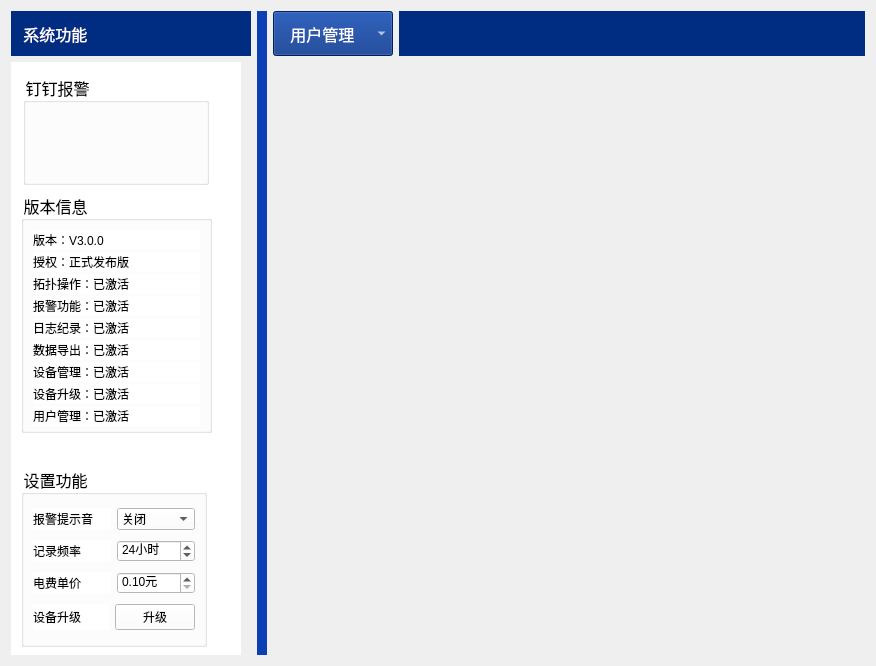
First picture: the form in CleverManagerV3/setups/setup_mainwid.ui, repository ChinaClever/CleverManagerV3, before the edit.
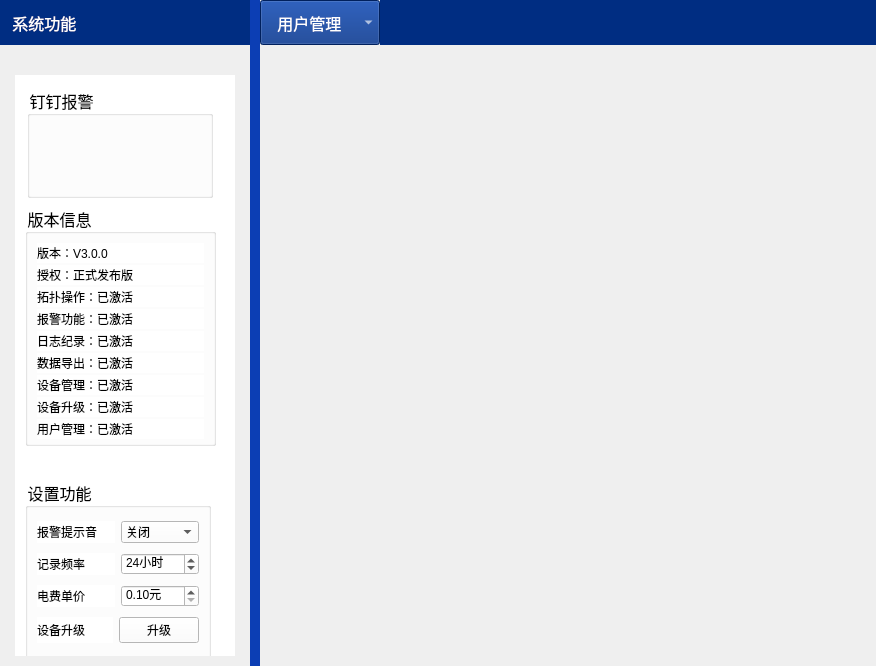
Second picture: the form after the edit.

```diff
--- a/CleverManagerV3/setups/setup_mainwid.ui
+++ b/CleverManagerV3/setups/setup_mainwid.ui
@@ -20,19 +20,37 @@
    <string>Form</string>
   </property>
   <layout class="QGridLayout" name="gridLayout_3">
+   <property name="leftMargin">
+    <number>0</number>
+   </property>
+   <property name="topMargin">
+    <number>0</number>
+   </property>
+   <property name="rightMargin">
+    <number>0</number>
+   </property>
+   <property name="bottomMargin">
+    <number>0</number>
+   </property>
+   <property name="spacing">
+    <number>0</number>
+   </property>
    <item row="0" column="0" rowspan="2">
     <layout class="QGridLayout" name="gridLayout_4">
+     <property name="spacing">
+      <number>0</number>
+     </property>
      <item row="0" column="0">
       <widget class="QLabel" name="label">
        <property name="minimumSize">
         <size>
-         <width>240</width>
+         <width>250</width>
          <height>45</height>
         </size>
        </property>
        <property name="maximumSize">
         <size>
-         <width>240</width>
+         <width>0</width>
          <height>45</height>
         </size>
        </property>
@@ -61,16 +79,16 @@
          <number>0</number>
         </property>
         <property name="leftMargin">
-         <number>0</number>
+         <number>15</number>
         </property>
         <property name="topMargin">
-         <number>0</number>
+         <number>30</number>
         </property>
         <property name="rightMargin">
-         <number>0</number>
+         <number>15</number>
         </property>
         <property name="bottomMargin">
-         <number>0</number>
+         <number>10</number>
         </property>
         <item>
          <widget class="QWidget" name="setupWid" native="true">
@@ -98,6 +116,12 @@
              <height>181</height>
             </rect>
            </property>
+           <property name="font">
+            <font>
+             <family>微软雅黑</family>
+             <pointsize>12</pointsize>
+            </font>
+           </property>
            <property name="title">
             <string>设置功能</string>
            </property>
@@ -213,6 +237,12 @@
              <height>241</height>
             </rect>
            </property>
+           <property name="font">
+            <font>
+             <family>微软雅黑</family>
+             <pointsize>12</pointsize>
+            </font>
+           </property>
            <property name="title">
             <string>版本信息</string>
            </property>
@@ -399,6 +429,12 @@
              <height>111</height>
             </rect>
            </property>
+           <property name="font">
+            <font>
+             <family>微软雅黑</family>
+             <pointsize>12</pointsize>
+            </font>
+           </property>
            <property name="title">
             <string>钉钉报警</string>
            </property>
@@ -431,6 +467,9 @@
    </item>
    <item row="0" column="2">
     <layout class="QHBoxLayout" name="horizontalLayout_5">
+     <property name="spacing">
+      <number>0</number>
+     </property>
      <item>
       <widget class="QComboBox" name="comboBox">
        <property name="sizePolicy">
```
